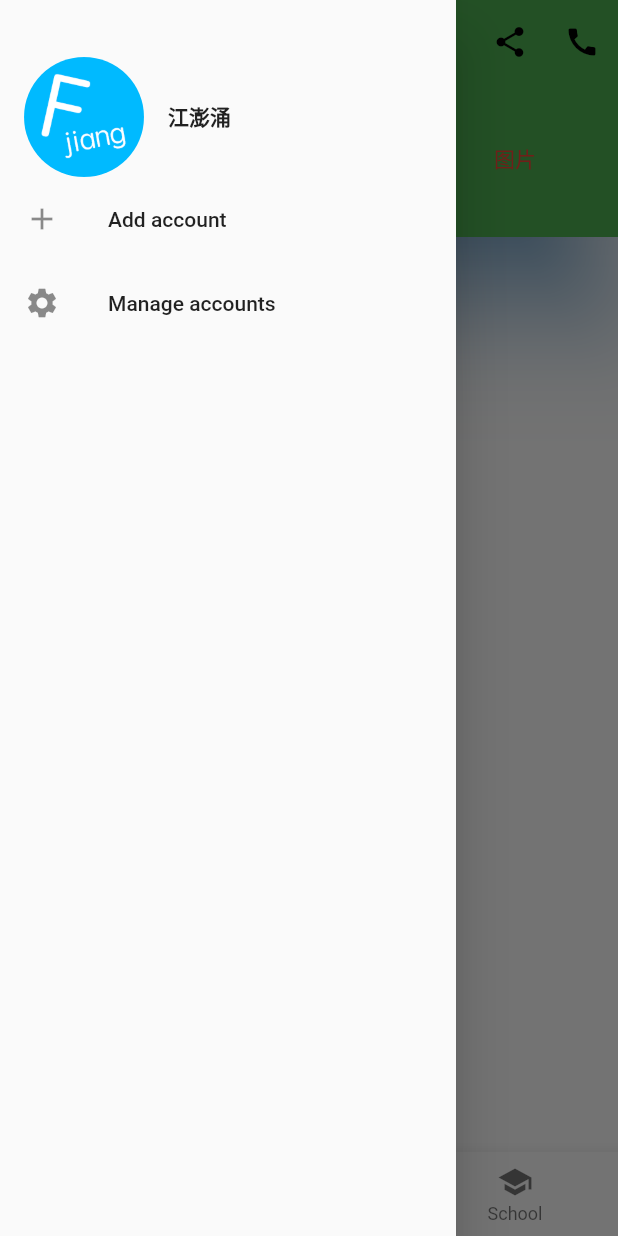
After one commit to zincPower/flutter-study-2021, a Flutter app: the ScaffoldWidget screen opened directly, item 2 of the bottom bar chosen, after a tap on the "message" icon, on a phone screen of 412 x 824 dp. The commit adds this screen. Run offline on Flutter 3.47's test engine with Material 2 defaults, Android fonts, the phone set to English and light mode, and no system bars; our stand-ins replace camera, video_player.

Commit message:
feat: scaffold

```diff
--- /dev/null
+++ b/lib/container/scaffold_widget.dart
@@ -0,0 +1,196 @@
+import 'package:flutter/material.dart';
+
+class ScaffoldWidget extends StatefulWidget {
+  const ScaffoldWidget({Key? key}) : super(key: key);
+
+  @override
+  _ScaffoldWidgetState createState() => _ScaffoldWidgetState();
+}
+
+class _ScaffoldWidgetState extends State<ScaffoldWidget>
+    with SingleTickerProviderStateMixin {
+  int _selectedIndex = 1;
+
+  // 通过扣接 TabBar 和 TabBarView 达到联动
+  TabController? _tabController;
+  List tabs = ['新闻', '历史', '图片'];
+
+  @override
+  void initState() {
+    super.initState();
+    _tabController = TabController(length: tabs.length, vsync: this)
+      ..addListener(() {
+        // switch (_tabController?.index ?? 0) {
+        // case 1:
+        //   break;
+        // case 2:
+        //   break;
+        // }
+        setState(() {
+          _selectedIndex = _tabController?.index ?? 0;
+        });
+      });
+  }
+
+  @override
+  Widget build(BuildContext context) {
+    return Scaffold(
+      // 导航栏
+      appBar: AppBar(
+        // 页面标题
+        title: Text("App Name"),
+        // 导航栏底部的阴影
+        elevation: 30,
+        // 阴影颜色
+        shadowColor: Colors.blue,
+        // 标题是否居中
+        centerTitle: true,
+        // 背景颜色
+        backgroundColor: Colors.green,
+        // 前景颜色
+        foregroundColor: Colors.black,
+        // 导航栏右侧菜单
+        actions: <Widget>[
+          IconButton(icon: Icon(Icons.share), onPressed: () {}),
+          IconButton(icon: Icon(Icons.call), onPressed: () {}),
+        ],
+        // 导航栏最左侧 widget，常见为抽屉菜单按钮或返回按钮
+        leading: Builder(
+          builder: (context) {
+            return IconButton(
+              icon: Icon(Icons.message),
+              onPressed: () {
+                // 如果自行定义抽屉，则需要自定义打开
+                // 通过 Scaffold.of(context) 获取最近的 Scaffold state 对象
+                Scaffold.of(context).openDrawer();
+              },
+            );
+          },
+        ),
+        // 分页
+        bottom: TabBar(
+          controller: _tabController,
+          tabs: tabs
+              .map(
+                // (content) => Tab(text: content),
+                (content) => Tab(
+                  height: 100,
+                  child: Text(
+                    content,
+                    style: TextStyle(color: Colors.red),
+                  ),
+                ),
+              )
+              .toList(),
+        ),
+      ),
+      drawer: MyDrawer(),
+      // 抽屉
+      // 底部导航
+      // bottomNavigationBar: BottomNavigationBar(
+      bottomNavigationBar: BottomNavigationBar(
+        items: <BottomNavigationBarItem>[
+          BottomNavigationBarItem(
+            icon: Icon(Icons.home),
+            label: 'Home',
+          ),
+          BottomNavigationBarItem(
+            icon: Icon(Icons.business),
+            label: 'Business',
+          ),
+          BottomNavigationBarItem(
+            icon: Icon(Icons.school),
+            label: 'School',
+          ),
+        ],
+        currentIndex: _selectedIndex,
+        fixedColor: Colors.blue,
+        onTap: _onItemTapped,
+      ),
+      // 设置浮动按钮位置
+      floatingActionButtonLocation: FloatingActionButtonLocation.centerDocked,
+      // 悬浮按钮
+      floatingActionButton: FloatingActionButton(
+        child: Icon(Icons.add),
+        onPressed: _onAdd,
+      ),
+      body: TabBarView(
+        controller: _tabController,
+        children: tabs.map((e) {
+          return Container(
+            alignment: Alignment.center,
+            child: Text(
+              e,
+              textScaleFactor: 3,
+            ),
+          );
+        }).toList(),
+      ),
+    );
+  }
+
+  void _onItemTapped(int index) {
+    setState(() {
+      _selectedIndex = index;
+      _tabController?.index = _selectedIndex;
+    });
+  }
+
+  void _onAdd() {}
+}
+
+class MyDrawer extends StatelessWidget {
+  const MyDrawer({
+    Key? key,
+  }) : super(key: key);
+
+  @override
+  Widget build(BuildContext context) {
+    return Drawer(
+      child: MediaQuery.removePadding(
+        context: context,
+        // 移除抽屉菜单顶部默认留白
+        removeTop: true,
+        child: Column(
+          crossAxisAlignment: CrossAxisAlignment.start,
+          children: <Widget>[
+            Padding(
+              padding: const EdgeInsets.only(top: 38.0),
+              child: Row(
+                children: <Widget>[
+                  Padding(
+                    padding: const EdgeInsets.symmetric(horizontal: 16.0),
+                    child: ClipOval(
+                      child: Image.asset(
+                        "assets/images/icon_image_test.png",
+                        width: 80,
+                      ),
+                    ),
+                  ),
+                  Text(
+                    "江澎涌",
+                    style: TextStyle(fontWeight: FontWeight.bold),
+                  )
+                ],
+              ),
+            ),
+            Expanded(
+              child: ListView(
+                children: <Widget>[
+                  ListTile(
+                    leading: const Icon(Icons.add),
+                    title: const Text('Add account'),
+                  ),
+                  ListTile(
+                    leading: const Icon(Icons.settings),
+                    title: const Text('Manage accounts'),
+                  ),
+                ],
+              ),
+            ),
+          ],
+        ),
+      ),
+    );
+  }
+}
```
Also changed, not shown: lib/container/main.dart (+18 -0 lines), lib/container/scaffold_with_bottom_app_bar_widget.dart (added, +63 -0 lines).
